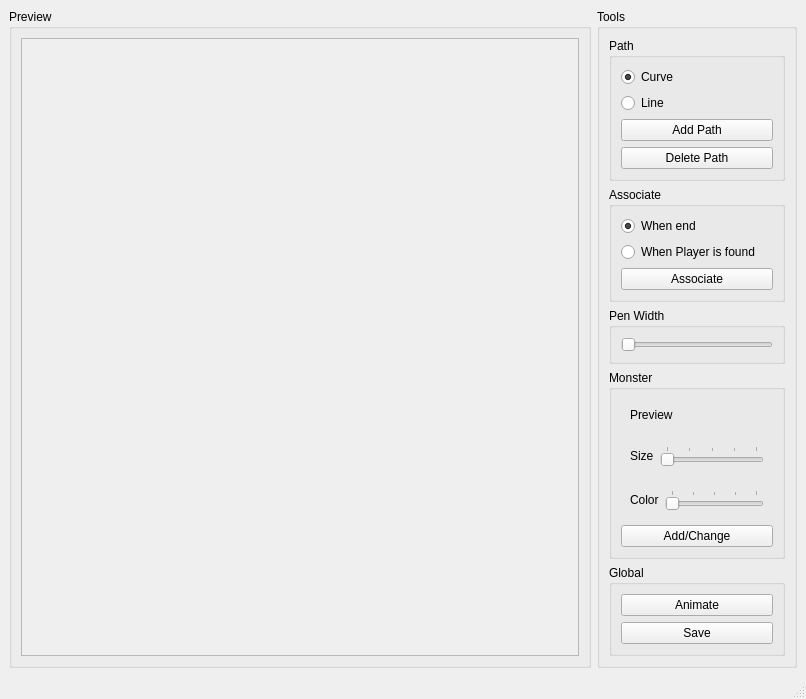
First picture: the form in Formation Editor/src/FormationEditor.ui, repository markdoerr/ntssp, before the edit.
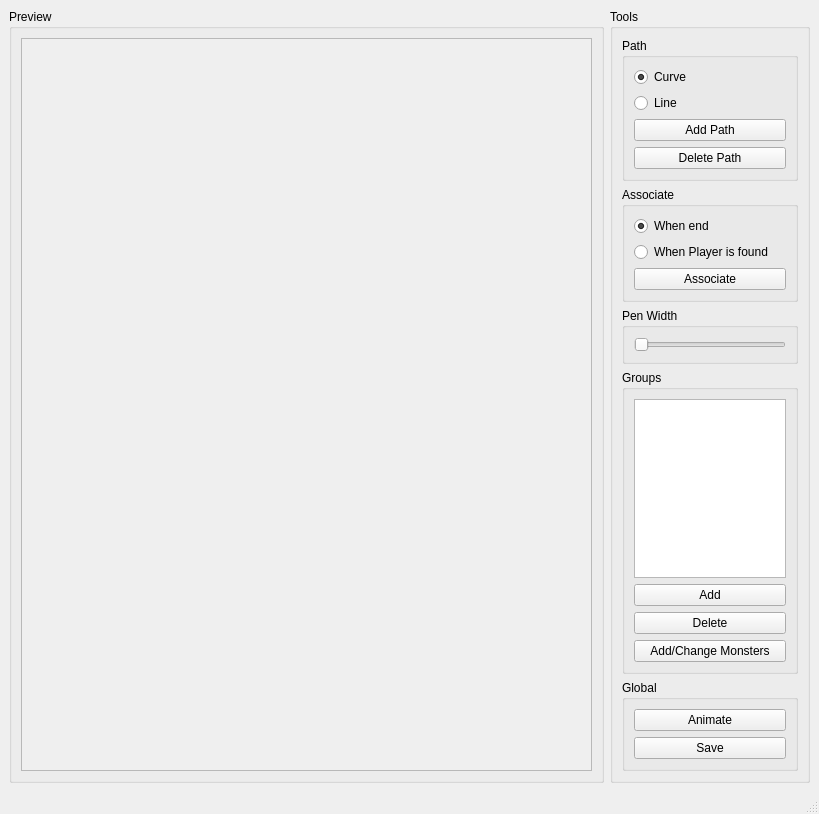
Second picture: the form after the edit.

```diff
--- a/Formation Editor/src/FormationEditor.ui
+++ b/Formation Editor/src/FormationEditor.ui
@@ -5,8 +5,8 @@
    <rect>
     <x>0</x>
     <y>0</y>
-    <width>806</width>
-    <height>698</height>
+    <width>819</width>
+    <height>814</height>
    </rect>
   </property>
   <property name="windowTitle" >
@@ -17,8 +17,8 @@
     <rect>
      <x>0</x>
      <y>21</y>
-     <width>806</width>
-     <height>658</height>
+     <width>819</width>
+     <height>774</height>
     </rect>
    </property>
    <layout class="QHBoxLayout" >
@@ -148,93 +148,30 @@
        <item>
         <widget class="QGroupBox" name="MonsterGroup" >
          <property name="title" >
-          <string>Monster</string>
+          <string>Groups</string>
          </property>
          <layout class="QVBoxLayout" >
           <item>
-           <widget class="QWidget" native="1" name="PreviewWidget" >
-            <layout class="QHBoxLayout" >
-             <item>
-              <widget class="QLabel" name="PreviewLabel" >
-               <property name="text" >
-                <string>Preview</string>
-               </property>
-              </widget>
-             </item>
-             <item>
-              <widget class="QWidget" native="1" name="widget_3" />
-             </item>
-            </layout>
-           </widget>
+           <widget class="QListWidget" name="listWidget" />
           </item>
           <item>
-           <widget class="QWidget" native="1" name="SizeWidget" >
-            <layout class="QHBoxLayout" >
-             <item>
-              <widget class="QLabel" name="SizeLabel" >
-               <property name="text" >
-                <string>Size</string>
-               </property>
-              </widget>
-             </item>
-             <item>
-              <widget class="QSlider" name="SizeSlider" >
-               <property name="minimum" >
-                <number>1</number>
-               </property>
-               <property name="maximum" >
-                <number>5</number>
-               </property>
-               <property name="pageStep" >
-                <number>1</number>
-               </property>
-               <property name="orientation" >
-                <enum>Qt::Horizontal</enum>
-               </property>
-               <property name="tickPosition" >
-                <enum>QSlider::TicksAbove</enum>
-               </property>
-              </widget>
-             </item>
-            </layout>
+           <widget class="QPushButton" name="AddFormation" >
+            <property name="text" >
+             <string>Add</string>
+            </property>
            </widget>
           </item>
           <item>
-           <widget class="QWidget" native="1" name="ColorWidget" >
-            <layout class="QHBoxLayout" >
-             <item>
-              <widget class="QLabel" name="ColorLabel" >
-               <property name="text" >
-                <string>Color</string>
-               </property>
-              </widget>
-             </item>
-             <item>
-              <widget class="QSlider" name="ColorSlider" >
-               <property name="minimum" >
-                <number>1</number>
-               </property>
-               <property name="maximum" >
-                <number>5</number>
-               </property>
-               <property name="pageStep" >
-                <number>1</number>
-               </property>
-               <property name="orientation" >
-                <enum>Qt::Horizontal</enum>
-               </property>
-               <property name="tickPosition" >
-                <enum>QSlider::TicksAbove</enum>
-               </property>
-              </widget>
-             </item>
-            </layout>
+           <widget class="QPushButton" name="DeleteFormation" >
+            <property name="text" >
+             <string>Delete</string>
+            </property>
            </widget>
           </item>
           <item>
            <widget class="QPushButton" name="AddChange" >
             <property name="text" >
-             <string>Add/Change</string>
+             <string>Add/Change Monsters</string>
             </property>
            </widget>
           </item>
@@ -283,8 +220,8 @@
    <property name="geometry" >
     <rect>
      <x>0</x>
-     <y>679</y>
-     <width>806</width>
+     <y>795</y>
+     <width>819</width>
      <height>19</height>
     </rect>
    </property>
```
Left out of the diff: 2 changed lines with no effect on the pictures.
